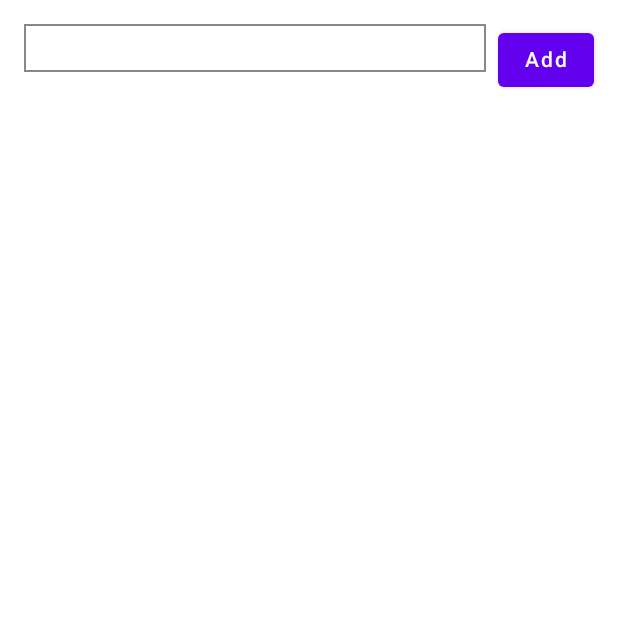
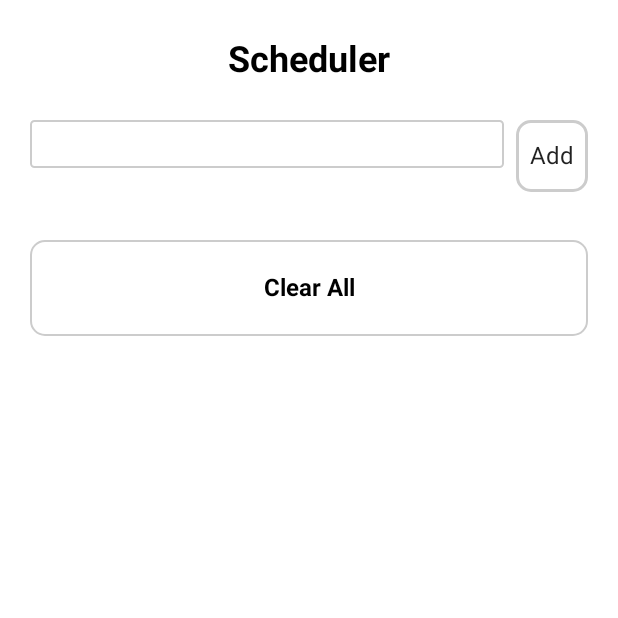
Before and after one commit to Gupta4545/Scheduler, an Android app built with Jetpack Compose: the screen it shows after launch (MainActivity), on a phone screen of 412 x 824 dp, the top half of it. Run offline under Robolectric (Android 15) with nearby library versions, the phone set to English and light mode, and no system bars; our stand-ins replace Room's generated code; libraries missing offline, so code that uses them is left out: androidx.room.util.

Commit message:
[Scheduler]
[Desc] Added Clear All Function
[Scope]NA
[Sprint]8.30

```diff
--- a/app/src/main/java/rohit/org/scheduler/MainActivity.kt
+++ b/app/src/main/java/rohit/org/scheduler/MainActivity.kt
@@ -4,13 +4,21 @@ import TaskScreen
 import android.os.Bundle
 import androidx.activity.ComponentActivity
 import androidx.activity.compose.setContent
-import androidx.compose.foundation.layout.fillMaxSize
+import androidx.compose.foundation.background
+import androidx.compose.foundation.layout.*
+import androidx.compose.material.Button
 import androidx.compose.material.MaterialTheme
 import androidx.compose.material.Surface
 import androidx.compose.material.Text
 import androidx.compose.runtime.Composable
 import androidx.compose.ui.Modifier
-import androidx.compose.ui.tooling.preview.Preview
+import androidx.compose.ui.graphics.Brush
+import androidx.compose.ui.graphics.Color
+import androidx.compose.ui.text.font.FontWeight
+import androidx.compose.ui.text.style.TextAlign
+import androidx.compose.ui.unit.dp
+import androidx.compose.ui.unit.sp
+import androidx.room.util.copy
 import rohit.org.scheduler.ui.theme.SchedulerTheme
 
 class MainActivity : ComponentActivity() {
@@ -20,25 +28,46 @@ class MainActivity : ComponentActivity() {
             SchedulerTheme {
                 // A surface container using the 'background' color from the theme
                 Surface(
-                    modifier = Modifier.fillMaxSize(),
-                    color = MaterialTheme.colors.background
+                    // modifier = Modifier.fillMaxSize(),
+                    modifier = Modifier
+                        .background(
+                            Color.White
+                        )
+                        .fillMaxSize()
                 ) {
-                    TaskScreen()
+                    Column(
+                        modifier = Modifier
+                            .padding(10.dp)
+                            .background(
+                                Color.White
+                            )
+                    ) {
+                        Row {
+                            AppTitle(text = "Scheduler")
+                            Spacer(Modifier.width(8.dp))
+                        }
+                        Row {
+                            TaskScreen()
+                        }
+                    }
                 }
+
             }
+
         }
     }
 }
 
 @Composable
-fun Greeting(name: String) {
-    Text(text = "Hello $name!")
+fun AppTitle(text: String) {
+    Text(
+        text = text,
+        fontSize = 24.sp,
+        fontWeight = FontWeight.Bold,
+        color = Color.Black,
+        modifier = Modifier
+            .fillMaxWidth()
+            .padding(vertical = 16.dp),
+        textAlign = TextAlign.Center
+    )
 }
-
-@Preview(showBackground = true)
-@Composable
-fun DefaultPreview() {
-    SchedulerTheme {
-        Greeting("Android")
-    }
-}
--- a/app/src/main/java/rohit/org/scheduler/data/Task.kt
+++ b/app/src/main/java/rohit/org/scheduler/data/Task.kt
@@ -2,6 +2,7 @@ package rohit.org.scheduler.data
 
 import androidx.room.Entity
 import androidx.room.PrimaryKey
+import java.util.Date
 
 @Entity(tableName = "tasks")
 data class Task(
--- a/app/src/main/java/rohit/org/scheduler/data/TaskDao.kt
+++ b/app/src/main/java/rohit/org/scheduler/data/TaskDao.kt
@@ -13,4 +13,7 @@ interface TaskDao {
 
     @Delete
     suspend fun deleteTask(task: Task)
+
+    @Query("Delete From tasks")
+    suspend fun clearAll()
 }
--- a/app/src/main/java/rohit/org/scheduler/repositry/TaskRepository.kt
+++ b/app/src/main/java/rohit/org/scheduler/repositry/TaskRepository.kt
@@ -9,4 +9,6 @@ class TaskRepository(private val dao: TaskDao) {
 
     suspend fun addTask(task: Task) = dao.insertTask(task)
     suspend fun removeTask(task: Task) = dao.deleteTask(task)
+
+    suspend fun clearAllTask()=dao.clearAll()
 }
--- a/app/src/main/java/rohit/org/scheduler/screens/TaskItem.kt
+++ b/app/src/main/java/rohit/org/scheduler/screens/TaskItem.kt
@@ -1,15 +1,20 @@
 package rohit.org.scheduler.screens
 
+import androidx.compose.foundation.background
 import androidx.compose.foundation.border
+import androidx.compose.foundation.layout.Column
 import androidx.compose.foundation.layout.Row
 import androidx.compose.foundation.layout.fillMaxWidth
 import androidx.compose.foundation.layout.padding
+import androidx.compose.foundation.shape.RoundedCornerShape
 import androidx.compose.material.IconButton
 import androidx.compose.material.Text
 import androidx.compose.runtime.Composable
 import androidx.compose.ui.Alignment
 import androidx.compose.ui.Modifier
 import androidx.compose.ui.graphics.Color
+import androidx.compose.ui.text.font.FontFamily
+import androidx.compose.ui.text.font.FontStyle
 import androidx.compose.ui.unit.dp
 
 import rohit.org.scheduler.data.Task
@@ -17,17 +22,25 @@ import rohit.org.scheduler.data.Task
 
 @Composable
 fun TaskItem(task: Task, onDelete: (Task) -> Unit) {
+    Column() {
         Row(
             modifier = Modifier
                 .fillMaxWidth()
+                .background(Color.Gray)
                 .padding(8.dp)
-            .border(1.dp, Color.Black)
+                .border(1.dp, Color.Black, RoundedCornerShape(2.dp))
                 .padding(8.dp),
             verticalAlignment = Alignment.CenterVertically
         ) {
-        Text(task.title, modifier = Modifier.weight(1f))
-        IconButton(onClick = { onDelete(task) }) {
-            Text("🗑")
+            Column() {
+                Text(text = task.title, fontFamily = FontFamily.Monospace, color = Color.White)
+            }
+            Column() {
+                IconButton(
+                    onClick = { onDelete(task) }) {
+                    Text("🗑", color = Color.Red)
                 }
             }
         }
+    }
+}
--- a/app/src/main/java/rohit/org/scheduler/screens/TaskScreen.kt
+++ b/app/src/main/java/rohit/org/scheduler/screens/TaskScreen.kt
@@ -1,7 +1,10 @@
+import androidx.compose.foundation.background
 import androidx.compose.foundation.border
 import androidx.compose.foundation.layout.*
+import androidx.compose.foundation.shape.RoundedCornerShape
 import androidx.compose.foundation.text.BasicTextField
 import androidx.compose.material.Button
+import androidx.compose.material.IconButton
 import androidx.compose.material.Text
 import androidx.compose.runtime.*
 import androidx.compose.ui.Modifier
@@ -10,7 +13,10 @@ import androidx.compose.ui.unit.dp
 import rohit.org.scheduler.screens.TaskItem
 import rohit.org.scheduler.viewModel.TaskViewModel
 import androidx.compose.runtime.Composable
+import androidx.compose.ui.text.font.FontStyle
+import androidx.compose.ui.text.font.FontWeight
 import androidx.lifecycle.viewmodel.compose.viewModel
+import androidx.room.util.appendPlaceholders
 
 @Composable
 fun TaskScreen(viewModel: TaskViewModel = viewModel()) {
@@ -18,23 +24,28 @@ fun TaskScreen(viewModel: TaskViewModel = viewModel()) {
 
     var text by remember { mutableStateOf("") }
 
-    Column(modifier = Modifier.padding(16.dp)) {
+    Column(modifier = Modifier.padding(10.dp)) {
         Row {
             BasicTextField(
                 value = text,
                 onValueChange = { text = it },
                 modifier = Modifier
-                    .weight(1f)
-                    .border(1.dp, Color.Gray)
+                    .weight(0.8f)
+                    .border(1.dp, Color.LightGray, RoundedCornerShape(3.dp))
                     .padding(8.dp)
+
             )
             Spacer(Modifier.width(8.dp))
-            Button(onClick = {
-                if (text.isNotBlank()) {
-                    viewModel.addTask(text)
-                    text = ""
-                }
-            }) {
+            IconButton(
+                modifier = Modifier
+                    .background(Color.White)
+                    .border(width = 2.dp, color = Color.LightGray, RoundedCornerShape(10.dp)),
+                onClick = {
+                    if (text.isNotBlank()) {
+                        viewModel.addTask(text)
+                        text = ""
+                    }
+                }) {
                 Text("Add")
             }
         }
@@ -44,5 +55,24 @@ fun TaskScreen(viewModel: TaskViewModel = viewModel()) {
         tasks.forEach { task ->
             TaskItem(task = task, onDelete = { viewModel.removeTask(it) })
         }
+        Spacer(modifier = Modifier.height(16.dp))
+        clearAll(viewModel = viewModel)
     }
 }
+
+@Composable
+fun clearAll(viewModel: TaskViewModel) {
+    IconButton(modifier = Modifier
+        .fillMaxWidth()
+        .background(color = Color.Transparent)
+        .border(1.dp, Color.LightGray, RoundedCornerShape(10.dp))
+        .padding(8.dp),
+        onClick = { viewModel.clearAllTasks() }) {
+        Text(
+            text = "Clear All",
+            fontWeight = FontWeight.Bold,
+            fontStyle = FontStyle(3),
+            color = Color.Black
+        )
+    }
+}
--- a/app/src/main/java/rohit/org/scheduler/ui/theme/Type.kt
+++ b/app/src/main/java/rohit/org/scheduler/ui/theme/Type.kt
@@ -13,6 +13,7 @@ val Typography = Typography(
         fontWeight = FontWeight.Normal,
         fontSize = 16.sp
     )
+
     /* Other default text styles to override
     button = TextStyle(
         fontFamily = FontFamily.Default,
--- a/app/src/main/java/rohit/org/scheduler/viewModel/TaskViewModel.kt
+++ b/app/src/main/java/rohit/org/scheduler/viewModel/TaskViewModel.kt
@@ -34,4 +34,8 @@ class TaskViewModel(application: Application) : AndroidViewModel(application) {
             repository.removeTask(task)
         }
     }
+
+    fun clearAllTasks()=viewModelScope.launch {
+        repository.clearAllTask()
+    }
 }
```
Lines whose indentation alone changed are shown as unchanged.
